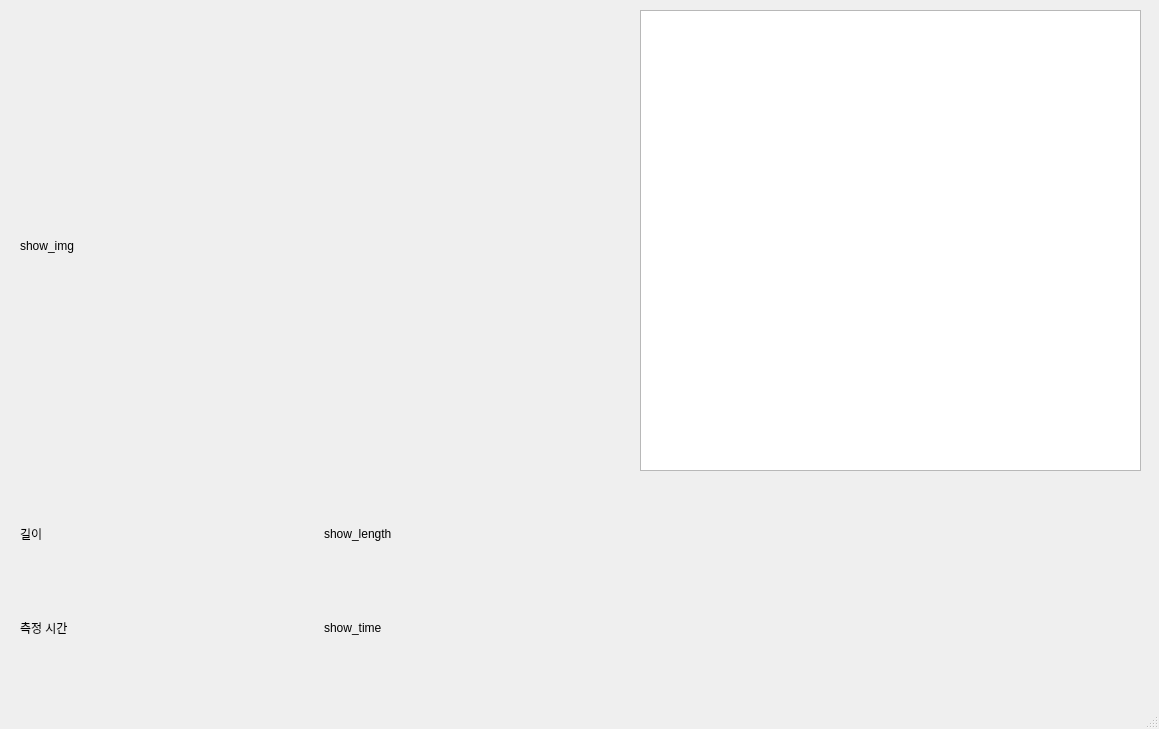
Old version of the form mainwindow.ui in the repository yi1397/Image-processing-eel-sorter.
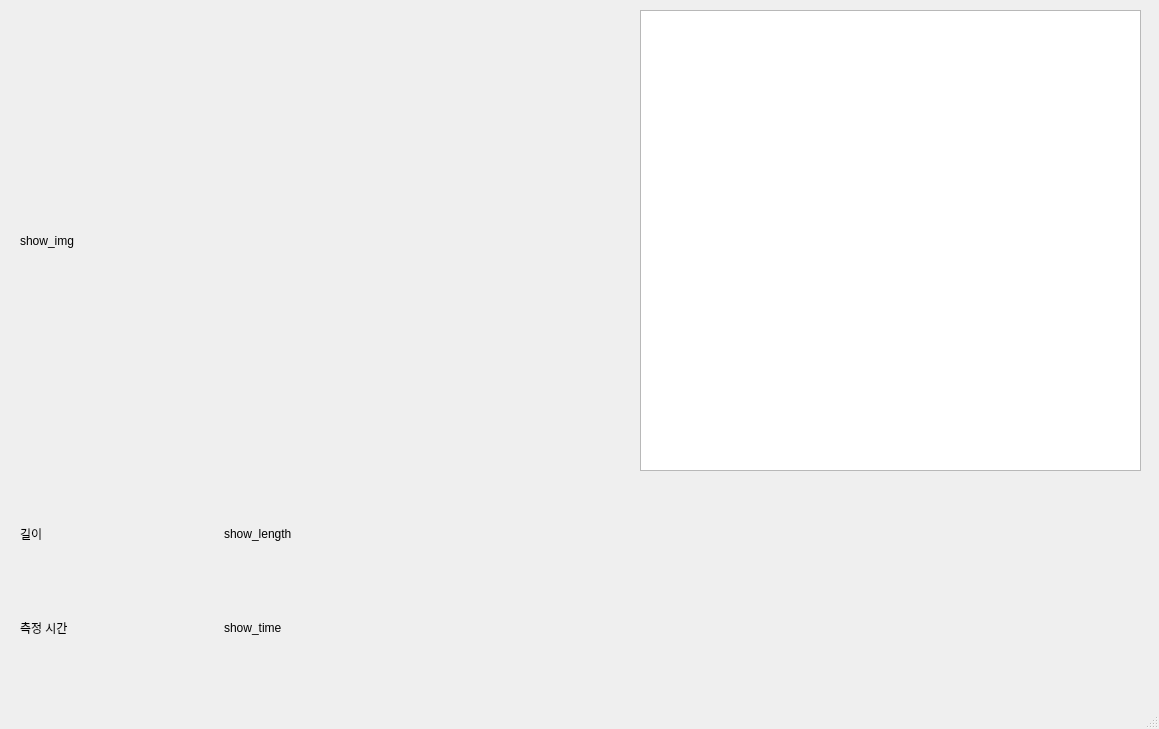
New version of the form.

```diff
--- a/mainwindow.ui
+++ b/mainwindow.ui
@@ -20,7 +20,7 @@
       <x>20</x>
       <y>10</y>
       <width>601</width>
-      <height>471</height>
+      <height>461</height>
      </rect>
     </property>
     <property name="text">
@@ -36,9 +36,9 @@
       <height>181</height>
      </rect>
     </property>
-    <layout class="QVBoxLayout" name="data_box1">
+    <layout class="QVBoxLayout" name="data_box">
      <item>
-      <layout class="QHBoxLayout" name="horizontalLayout_2">
+      <layout class="QHBoxLayout" name="data_box1" stretch="1,2">
        <item>
         <widget class="QLabel" name="length_name">
          <property name="text">
@@ -59,7 +59,7 @@
       </layout>
      </item>
      <item>
-      <layout class="QHBoxLayout" name="data_box2">
+      <layout class="QHBoxLayout" name="data_box2" stretch="1,2">
        <item>
         <widget class="QLabel" name="time_name">
          <property name="text">
```
